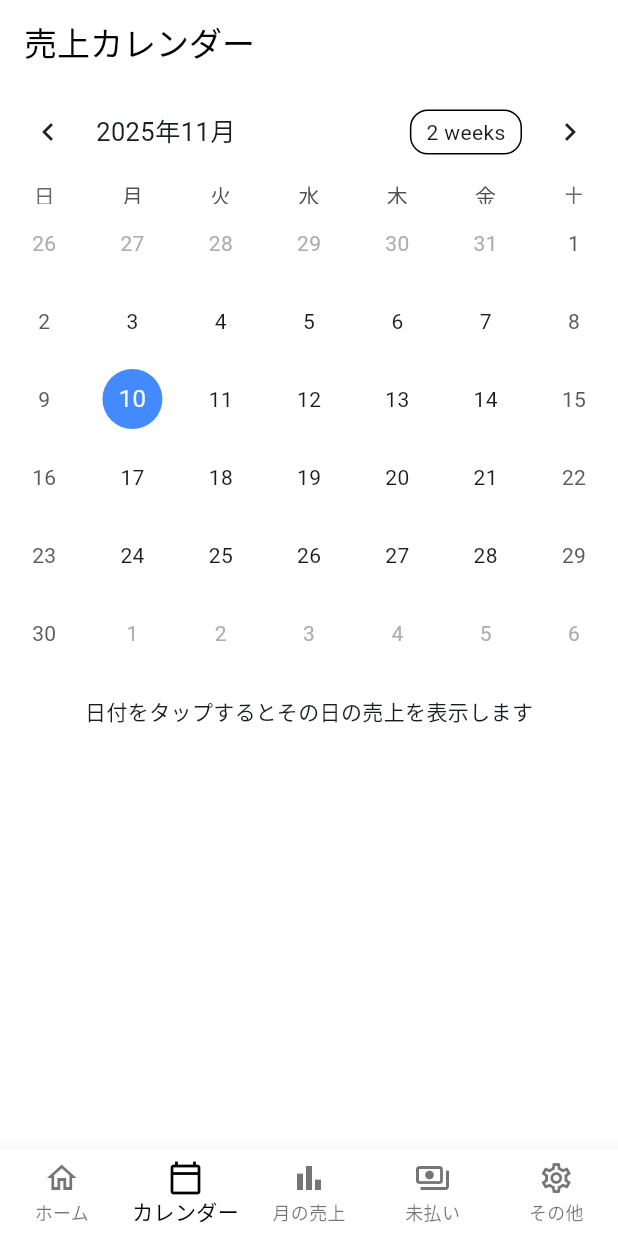
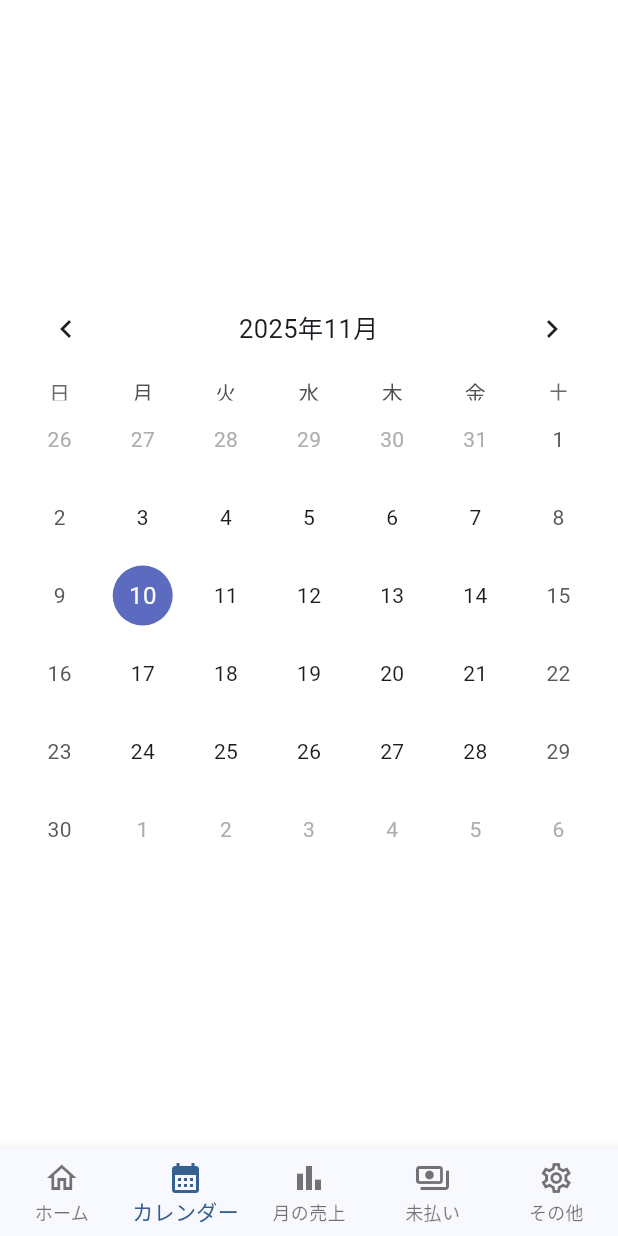
Before and after one commit to joshua20050107-pixel/ganggang, a Flutter app: the screen it shows after launch, item 2 of the bottom bar chosen, on a phone screen of 412 x 824 dp. Run offline on Flutter 3.47's test engine with Material 3 defaults, Android fonts, the phone set to English and light mode, and no system bars; drawn by our look-alikes of table_calendar; our stand-ins replace fl_chart, hive, hive_flutter; accounts and stored records are empty.

Commit message:
カレンダー機能追加

```diff
--- a/lib/screens/calendar_screen.dart
+++ b/lib/screens/calendar_screen.dart
@@ -1,133 +1,56 @@
 import 'package:flutter/material.dart';
 import 'package:table_calendar/table_calendar.dart';
-import 'package:hive_flutter/hive_flutter.dart';
-import '../models/sale.dart';
 
 class CalendarScreen extends StatefulWidget {
-  const CalendarScreen({super.key});
+  final ValueNotifier<DateTime> selectedDate; // ← 共有している日付を受け取る
+
+  const CalendarScreen({super.key, required this.selectedDate});
 
   @override
   State<CalendarScreen> createState() => _CalendarScreenState();
 }
 
 class _CalendarScreenState extends State<CalendarScreen> {
-  DateTime _focusedDay = DateTime.now();
+  late DateTime _focusedDay;
   DateTime? _selectedDay;
-
-  late Box<Sale> _saleBox;
 
   @override
   void initState() {
     super.initState();
-    _saleBox = Hive.box<Sale>('sales');
-  }
-
-  List<Sale> _getSalesForDay(DateTime day) {
-    final sales = _saleBox.values.toList();
-    return sales
-        .where(
-          (s) =>
-              s.date.year == day.year &&
-              s.date.month == day.month &&
-              s.date.day == day.day,
-        )
-        .toList();
+    _focusedDay = widget.selectedDate.value;
+    _selectedDay = widget.selectedDate.value;
   }
 
   @override
   Widget build(BuildContext context) {
-    final selectedSales = _selectedDay != null
-        ? _getSalesForDay(_selectedDay!)
-        : [];
-
-    int total = 0;
-    for (final s in selectedSales) {
-      total += s.total is int ? s.total as int : (s.total as num).toInt();
-    }
-
     return Scaffold(
-      appBar: AppBar(title: const Text("売上カレンダー")),
-      body: Column(
-        children: [
-          // ← overflow対策：ここを Flexible で包む
-          Flexible(
+      backgroundColor: Colors.white,
+      body: SafeArea(
+        child: Center(
+          child: Padding(
+            padding: const EdgeInsets.symmetric(horizontal: 12, vertical: 8),
             child: TableCalendar(
               locale: 'ja_JP',
               firstDay: DateTime.utc(2020, 1, 1),
               lastDay: DateTime.utc(2030, 12, 31),
               focusedDay: _focusedDay,
               selectedDayPredicate: (day) => isSameDay(_selectedDay, day),
-              onDaySelected: (selectedDay, focusedDay) {
-                setState(() {
-                  _selectedDay = selectedDay;
-                  _focusedDay = focusedDay;
-                });
+
+              headerStyle: const HeaderStyle(
+                formatButtonVisible: false,
+                titleCentered: true,
+              ),
+
+              onDaySelected: (selected, _) {
+                widget.selectedDate.value = DateTime(
+                  selected.year,
+                  selected.month,
+                  selected.day,
+                );
               },
-              calendarStyle: const CalendarStyle(
-                todayDecoration: BoxDecoration(
-                  color: Colors.blueAccent,
-                  shape: BoxShape.circle,
-                ),
-                selectedDecoration: BoxDecoration(
-                  color: Colors.black,
-                  shape: BoxShape.circle,
-                ),
-              ),
             ),
           ),
-
-          const SizedBox(height: 16),
-
-          if (_selectedDay == null)
-            const Text("日付をタップするとその日の売上を表示します")
-          else
-            Expanded(
-              child: Column(
-                children: [
-                  Text(
-                    "${_selectedDay!.year}/${_selectedDay!.month}/${_selectedDay!.day} の売上：¥$total",
-                    style: const TextStyle(
-                      fontSize: 18,
-                      fontWeight: FontWeight.bold,
-                    ),
-                  ),
-                  const SizedBox(height: 10),
-                  Expanded(
-                    child: selectedSales.isEmpty
-                        ? const Center(child: Text("この日の売上はありません"))
-                        : ListView.builder(
-                            itemCount: selectedSales.length,
-                            itemBuilder: (context, index) {
-                              final s = selectedSales[index];
-                              return Card(
-                                margin: const EdgeInsets.symmetric(
-                                  horizontal: 16,
-                                  vertical: 6,
-                                ),
-                                child: ListTile(
-                                  title: Text(
-                                    "${s.itemName}（¥${s.itemPrice} × ${s.quantity} = ¥${s.total}）",
-                                  ),
-                                  subtitle: Text(
-                                    "買: ${s.buyerName} ｜ 売: ${s.sellerName} ｜ ${s.location}",
-                                  ),
-                                  trailing: Icon(
-                                    s.isPaid
-                                        ? Icons.check_circle
-                                        : Icons.access_time,
-                                    color: s.isPaid
-                                        ? Colors.green
-                                        : Colors.grey,
-                                  ),
-                                ),
-                              );
-                            },
-                          ),
-                  ),
-                ],
-              ),
-            ),
-        ],
+        ),
       ),
     );
   }
--- a/lib/screens/main_navigation.dart
+++ b/lib/screens/main_navigation.dart
@@ -1,11 +1,10 @@
 import 'package:flutter/material.dart';
 
-// 各画面
 import 'home_screen.dart';
 import 'calendar_screen.dart';
 import 'monthly_screen.dart';
 import 'unpaid_screen.dart';
-import 'other_screen.dart'; // ← ここ大事!!!
+import 'other_screen.dart';
 
 class MainNavigation extends StatefulWidget {
   const MainNavigation({super.key});
@@ -17,32 +16,44 @@ class MainNavigation extends StatefulWidget {
 class _MainNavigationState extends State<MainNavigation> {
   int _currentIndex = 0;
 
-  final List<Widget> _screens = const [
-    HomeScreen(),
-    CalendarScreen(),
-    MonthlyScreen(),
-    UnpaidScreen(),
-    OtherScreen(), // ← ✅ これで表示される!
-  ];
+  // ✅ 日付を共有
+  final ValueNotifier<DateTime> selectedDate = ValueNotifier(DateTime.now());
+
+  @override
+  void initState() {
+    super.initState();
+
+    // ✅ カレンダーで日付変更 → 自動でホームへ戻る
+    selectedDate.addListener(() {
+      setState(() {
+        _currentIndex = 0; // ← これが「押したらホームへ戻る」の動き
+      });
+    });
+  }
 
   @override
   Widget build(BuildContext context) {
+    final screens = [
+      HomeScreen(selectedDate: selectedDate),
+      CalendarScreen(selectedDate: selectedDate),
+      MonthlyScreen(),
+      UnpaidScreen(),
+      OtherScreen(),
+    ];
+
     return Scaffold(
-      body: _screens[_currentIndex],
+      body: screens[_currentIndex],
       bottomNavigationBar: BottomNavigationBar(
         type: BottomNavigationBarType.fixed,
         currentIndex: _currentIndex,
         onTap: (index) => setState(() => _currentIndex = index),
-        selectedItemColor: Colors.black,
-        unselectedItemColor: Colors.black54,
-        backgroundColor: Colors.white,
         items: const [
           BottomNavigationBarItem(
             icon: Icon(Icons.home_outlined),
             label: 'ホーム',
           ),
           BottomNavigationBarItem(
-            icon: Icon(Icons.calendar_today_outlined),
+            icon: Icon(Icons.calendar_month),
             label: 'カレンダー',
           ),
           BottomNavigationBarItem(
--- a/lib/screens/other_screen.dart
+++ b/lib/screens/other_screen.dart
@@ -14,7 +14,7 @@ class OtherScreen extends StatelessWidget {
         children: [
           _NavCard(
             title: 'メンバー管理',
-            subtitle: '売った人 / 買った人として使う名前を追加・削除',
+            subtitle: 'メンバーを追加・削除',
             icon: Icons.group_outlined,
             onTap: () => Navigator.push(
               context,
```
Also changed, not shown: lib/screens/home_screen.dart (+31 -54 lines).
